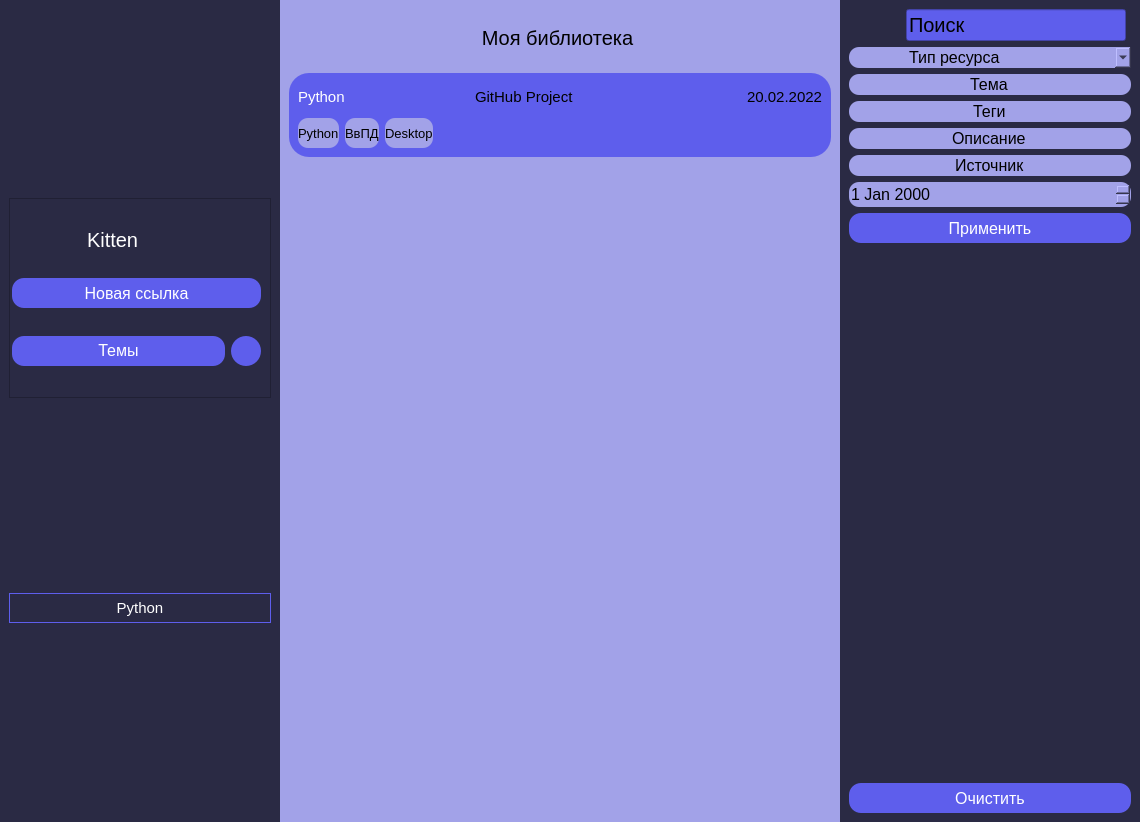
The window that orig.ui (Liqror/Links-agregator) describes before a commit, drawn with Qt 5.
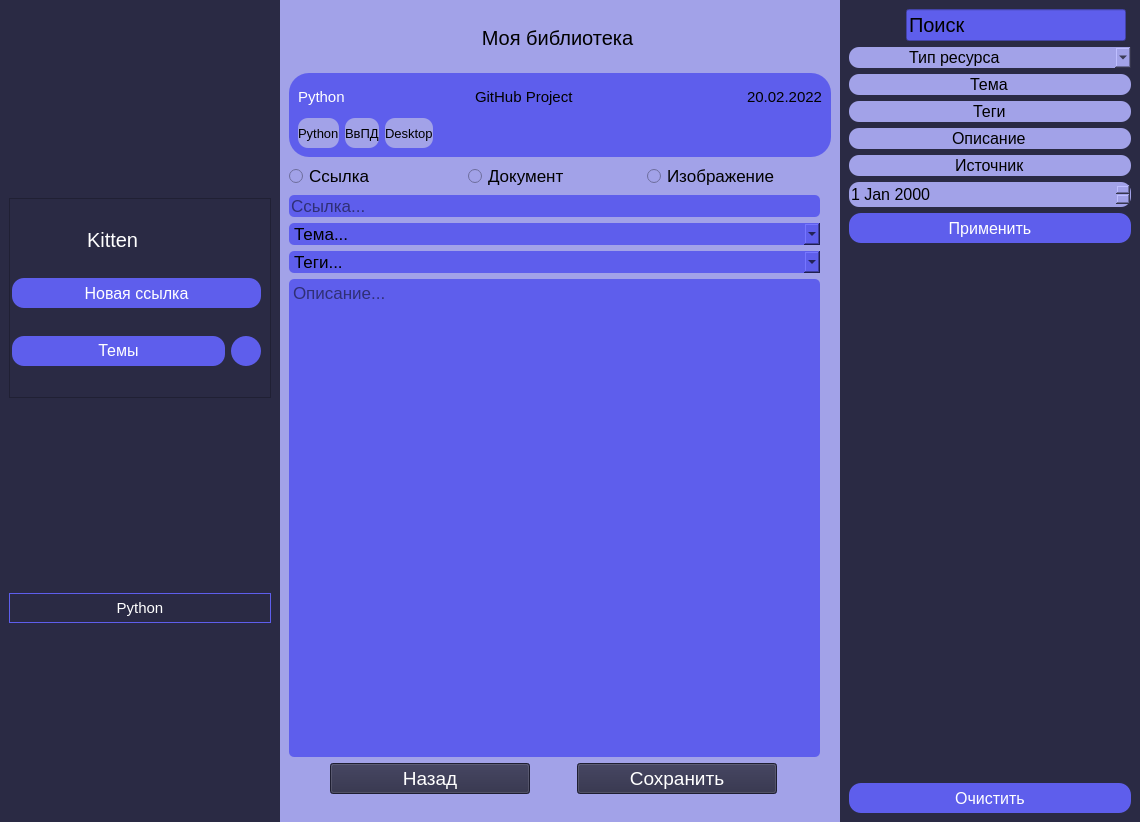
The same window after the commit. Icons and pictures are not drawn.

Patch:
```diff
--- a/orig.ui
+++ b/orig.ui
@@ -551,6 +551,9 @@
          </property>
          <item>
           <widget class="QStackedWidget" name="stackedWidget">
+           <property name="currentIndex">
+            <number>2</number>
+           </property>
            <widget class="QWidget" name="page"/>
            <widget class="QWidget" name="page_2">
             <widget class="QWidget" name="widget" native="true">
@@ -760,6 +763,214 @@
              </layout>
             </widget>
            </widget>
+           <widget class="QWidget" name="page_3">
+            <widget class="QWidget" name="creationWidget" native="true">
+             <property name="geometry">
+              <rect>
+               <x>0</x>
+               <y>0</y>
+               <width>531</width>
+               <height>631</height>
+              </rect>
+             </property>
+             <property name="sizePolicy">
+              <sizepolicy hsizetype="Expanding" vsizetype="Expanding">
+               <horstretch>0</horstretch>
+               <verstretch>0</verstretch>
+              </sizepolicy>
+             </property>
+             <layout class="QVBoxLayout" name="verticalLayout_2">
+              <property name="leftMargin">
+               <number>0</number>
+              </property>
+              <property name="topMargin">
+               <number>0</number>
+              </property>
+              <property name="rightMargin">
+               <number>0</number>
+              </property>
+              <property name="bottomMargin">
+               <number>0</number>
+              </property>
+              <item>
+               <layout class="QVBoxLayout" name="crDescriptionLayout">
+                <property name="sizeConstraint">
+                 <enum>QLayout::SetDefaultConstraint</enum>
+                </property>
+                <item>
+                 <layout class="QHBoxLayout" name="crTypeOfInfLayout">
+                  <item>
+                   <widget class="QRadioButton" name="crDocButton">
+                    <property name="font">
+                     <font>
+                      <pointsize>13</pointsize>
+                     </font>
+                    </property>
+                    <property name="text">
+                     <string>Ссылка</string>
+                    </property>
+                   </widget>
+                  </item>
+                  <item>
+                   <widget class="QRadioButton" name="crLinkButton">
+                    <property name="font">
+                     <font>
+                      <pointsize>13</pointsize>
+                     </font>
+                    </property>
+                    <property name="text">
+                     <string>Документ</string>
+                    </property>
+                   </widget>
+                  </item>
+                  <item>
+                   <widget class="QRadioButton" name="crImgButton">
+                    <property name="font">
+                     <font>
+                      <pointsize>13</pointsize>
+                     </font>
+                    </property>
+                    <property name="text">
+                     <string>Изображение</string>
+                    </property>
+                   </widget>
+                  </item>
+                 </layout>
+                </item>
+                <item>
+                 <widget class="QLineEdit" name="crLinkLineEdit">
+                  <property name="font">
+                   <font>
+                    <pointsize>13</pointsize>
+                   </font>
+                  </property>
+                  <property name="styleSheet">
+                   <string notr="true">background: #5E5EEC;
+border-radius: 5px;</string>
+                  </property>
+                  <property name="inputMask">
+                   <string/>
+                  </property>
+                  <property name="text">
+                   <string/>
+                  </property>
+                  <property name="maxLength">
+                   <number>32767</number>
+                  </property>
+                  <property name="placeholderText">
+                   <string>Ссылка...</string>
+                  </property>
+                 </widget>
+                </item>
+                <item>
+                 <widget class="QComboBox" name="themeComboBox_2">
+                  <property name="font">
+                   <font>
+                    <pointsize>13</pointsize>
+                   </font>
+                  </property>
+                  <property name="styleSheet">
+                   <string notr="true">background: #5E5EEC;
+border-radius: 5px;</string>
+                  </property>
+                  <property name="currentText">
+                   <string>Тема...</string>
+                  </property>
+                  <item>
+                   <property name="text">
+                    <string>Тема...</string>
+                   </property>
+                  </item>
+                 </widget>
+                </item>
+                <item>
+                 <widget class="QComboBox" name="crTagComboBox">
+                  <property name="font">
+                   <font>
+                    <pointsize>13</pointsize>
+                   </font>
+                  </property>
+                  <property name="styleSheet">
+                   <string notr="true">background: #5E5EEC;
+border-radius: 5px;</string>
+                  </property>
+                  <item>
+                   <property name="text">
+                    <string>Теги...</string>
+                   </property>
+                  </item>
+                 </widget>
+                </item>
+                <item>
+                 <widget class="QTextEdit" name="crDescriptionTextEdit">
+                  <property name="font">
+                   <font>
+                    <pointsize>13</pointsize>
+                   </font>
+                  </property>
+                  <property name="styleSheet">
+                   <string notr="true">background: #5E5EEC;
+border-radius: 5px;</string>
+                  </property>
+                  <property name="documentTitle">
+                   <string/>
+                  </property>
+                  <property name="placeholderText">
+                   <string>Описание...</string>
+                  </property>
+                 </widget>
+                </item>
+                <item>
+                 <layout class="QHBoxLayout" name="crButtonLayout">
+                  <item>
+                   <widget class="QPushButton" name="cancelPushButton">
+                    <property name="maximumSize">
+                     <size>
+                      <width>200</width>
+                      <height>16777215</height>
+                     </size>
+                    </property>
+                    <property name="font">
+                     <font>
+                      <pointsize>14</pointsize>
+                     </font>
+                    </property>
+                    <property name="styleSheet">
+                     <string notr="true">background-color: rgb(42, 42, 68); color: rgb(255, 255, 255);</string>
+                    </property>
+                    <property name="text">
+                     <string>Назад</string>
+                    </property>
+                   </widget>
+                  </item>
+                  <item>
+                   <widget class="QPushButton" name="crSavePushButton">
+                    <property name="maximumSize">
+                     <size>
+                      <width>200</width>
+                      <height>16777215</height>
+                     </size>
+                    </property>
+                    <property name="font">
+                     <font>
+                      <pointsize>14</pointsize>
+                     </font>
+                    </property>
+                    <property name="styleSheet">
+                     <string notr="true">background-color: rgb(42, 42, 68);color: rgb(255, 255, 255);</string>
+                    </property>
+                    <property name="text">
+                     <string>Сохранить</string>
+                    </property>
+                   </widget>
+                  </item>
+                 </layout>
+                </item>
+               </layout>
+              </item>
+             </layout>
+            </widget>
+           </widget>
           </widget>
          </item>
         </layout>
```
